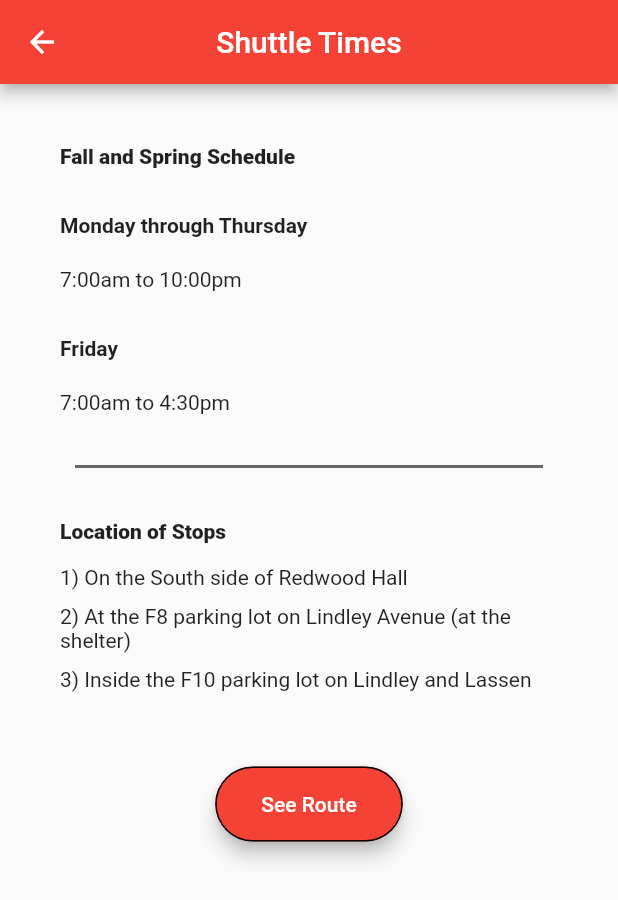
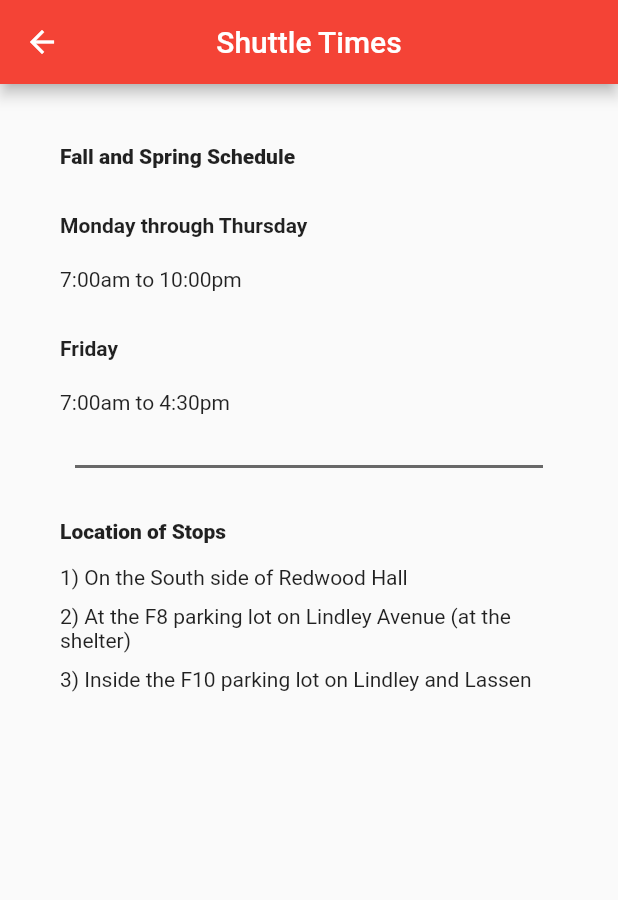
Before and after one commit to oscar72324/csun_user, a Flutter app: the Shuttle screen opened directly, on a phone screen of 412 x 824 dp. Shown: the top 900 px of the screen. Run offline on Flutter 3.47's test engine with Material 2 defaults, Android fonts, the phone set to English and light mode, and no system bars; our stand-ins replace firebase_auth, firebase_core, firebase_database, fluttertoast, geolocator, google_maps_flutter and 1 more; missing offline and left inert: flutter_geofire, flutter_polyline_points; accounts and stored records are empty.

```diff
--- a/lib/global/global.dart
+++ b/lib/global/global.dart
@@ -1,4 +1,6 @@
 import 'package:firebase_auth/firebase_auth.dart';
+import 'package:flutter/material.dart';
+import 'package:google_maps_flutter/google_maps_flutter.dart';
 
 import '../models/user_model.dart';
 
--- a/lib/page/shuttle.dart
+++ b/lib/page/shuttle.dart
@@ -1,4 +1,6 @@
 import 'package:flutter/material.dart';
+
+import '../global/global.dart';
 
 class Shuttle extends StatelessWidget{
   // const Shuttle({super.key});
@@ -138,31 +140,32 @@ class Shuttle extends StatelessWidget{
             child: Text("3) Inside the F10 parking lot on Lindley and Lassen"),
           ),
         ),
-        Padding(
-          padding: const EdgeInsets.only(top: 50),
-          child: Center(
-            child: SizedBox(
-              height: 50,
-              width: 125,
-              child: ElevatedButton(
-                style: ElevatedButton.styleFrom(
-                  foregroundColor: Colors.white,
-                  backgroundColor: Colors.red,
-                  elevation: 5,
-                  shape: RoundedRectangleBorder(
-                    borderRadius: BorderRadius.circular(30)
-                  ),
-                  side: const BorderSide(width: 1),
-                ),
-                onPressed: (){
-                  // draw polyline
-                  Navigator.pop(context);
-                },
-                child: const Text("See Route"),
-              ),
-            ),
-          ),
-        ),
+        // Padding(
+        //   padding: const EdgeInsets.only(top: 50),
+        //   child: Center(
+        //     child: SizedBox(
+        //       height: 50,
+        //       width: 125,
+        //       child: ElevatedButton(
+        //         style: ElevatedButton.styleFrom(
+        //           foregroundColor: Colors.white,
+        //           backgroundColor: Colors.red,
+        //           elevation: 5,
+        //           shape: RoundedRectangleBorder(
+        //             borderRadius: BorderRadius.circular(30)
+        //           ),
+        //           side: const BorderSide(width: 1),
+        //         ),
+        //         onPressed: (){
+        //           // draw polyline
+
+        //           Navigator.pop(context);
+        //         },
+        //         child: const Text("See Route"),
+        //       ),
+        //     ),
+        //   ),
+        // ),
       ],
     ),
   );
```
Also changed, not shown: lib/mainScreens/main_screen.dart (+69 -1 lines), 2 other files.
